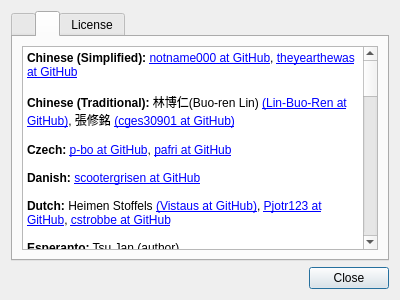
The window that featherpad/about.ui (vecnathewhisperd0/FeatherPad) describes before a commit, drawn with Qt 5.
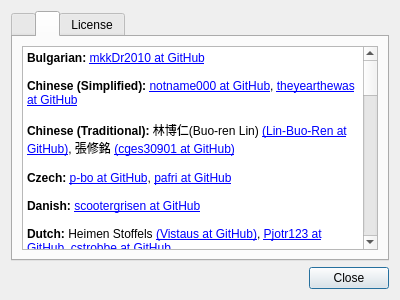
The same window after the commit. The open tabs and pages were chosen to show the change.

Diff of the .ui file:
```diff
--- a/featherpad/about.ui
+++ b/featherpad/about.ui
@@ -97,6 +97,8 @@
 &lt;html&gt;&lt;head&gt;&lt;meta name=&quot;qrichtext&quot; content=&quot;1&quot; /&gt;&lt;style type=&quot;text/css&quot;&gt;
 p, li { white-space: pre-wrap; }
 &lt;/style&gt;&lt;/head&gt;&lt;body style=&quot;  font-weight:400; font-style:normal;&quot;&gt;
+&lt;p style=&quot; margin-top:0px; margin-bottom:0px; margin-left:0px; margin-right:0px; -qt-block-indent:0; text-indent:0px;&quot;&gt;&lt;span style=&quot; font-weight:600;&quot;&gt;Bulgarian:&lt;/span&gt; &lt;a href=&quot;https://github.com/mkkDr2010&quot;&gt;mkkDr2010 at GitHub&lt;/a&gt;&lt;/p&gt;
+&lt;p style=&quot;-qt-paragraph-type:empty; margin-top:0px; margin-bottom:0px; margin-left:0px; margin-right:0px; -qt-block-indent:0; text-indent:0px;&quot;&gt;&lt;br /&gt;&lt;/p&gt;
 &lt;p style=&quot; margin-top:0px; margin-bottom:0px; margin-left:0px; margin-right:0px; -qt-block-indent:0; text-indent:0px;&quot;&gt;&lt;span style=&quot; font-weight:600;&quot;&gt;Chinese (Simplified):&lt;/span&gt; &lt;a href=&quot;https://github.com/notname000&quot;&gt;notname000 at GitHub&lt;/a&gt;, &lt;a href=&quot;https://github.com/theyearthewas&quot;&gt;theyearthewas at GitHub&lt;/a&gt;&lt;/p&gt;
 &lt;p style=&quot;-qt-paragraph-type:empty; margin-top:0px; margin-bottom:0px; margin-left:0px; margin-right:0px; -qt-block-indent:0; text-indent:0px;&quot;&gt;&lt;br /&gt;&lt;/p&gt;
 &lt;p style=&quot; margin-top:0px; margin-bottom:0px; margin-left:0px; margin-right:0px; -qt-block-indent:0; text-indent:0px;&quot;&gt;&lt;span style=&quot; font-weight:600;&quot;&gt;Chinese (Traditional):&lt;/span&gt; 林博仁(Buo-ren Lin) &lt;a href=&quot;https://github.com/Lin-Buo-Ren&quot;&gt;(Lin-Buo-Ren at GitHub)&lt;/a&gt;, 張修銘 &lt;a href=&quot;https://github.com/cges30901&quot;&gt;(cges30901 at GitHub)&lt;/a&gt;&lt;/p&gt;
@@ -135,7 +137,7 @@
 &lt;p style=&quot;-qt-paragraph-type:empty; margin-top:0px; margin-bottom:0px; margin-left:0px; margin-right:0px; -qt-block-indent:0; text-indent:0px;&quot;&gt;&lt;br /&gt;&lt;/p&gt;
 &lt;p style=&quot; margin-top:0px; margin-bottom:0px; margin-left:0px; margin-right:0px; -qt-block-indent:0; text-indent:0px;&quot;&gt;&lt;span style=&quot; font-weight:600;&quot;&gt;Polish:&lt;/span&gt; Marcin Mikołajczak &lt;a href=&quot;https://github.com/m4sk1n&quot;&gt;(m4sk1n at GitHub)&lt;/a&gt;&lt;/p&gt;
 &lt;p style=&quot;-qt-paragraph-type:empty; margin-top:0px; margin-bottom:0px; margin-left:0px; margin-right:0px; -qt-block-indent:0; text-indent:0px;&quot;&gt;&lt;br /&gt;&lt;/p&gt;
-&lt;p style=&quot; margin-top:0px; margin-bottom:0px; margin-left:0px; margin-right:0px; -qt-block-indent:0; text-indent:0px;&quot;&gt;&lt;span style=&quot; font-weight:600;&quot;&gt;Portuguese:&lt;/span&gt; Sérgio Marques &lt;a href=&quot;https://github.com/smarquespt&quot;&gt;(smarquespt at GitHub)&lt;/a&gt;, Ruan O. Lima&lt;/p&gt;
+&lt;p style=&quot; margin-top:0px; margin-bottom:0px; margin-left:0px; margin-right:0px; -qt-block-indent:0; text-indent:0px;&quot;&gt;&lt;span style=&quot; font-weight:600;&quot;&gt;Portuguese:&lt;/span&gt; Sérgio Marques &lt;a href=&quot;https://github.com/smarquespt&quot;&gt;(smarquespt at GitHub)&lt;/a&gt;, Ruan O. Lima, Hugo Carvalho &lt;a href=&quot;https://github.com/hugok79&quot;&gt;(hugok79 at GitHub)&lt;/a&gt;&lt;/p&gt;
 &lt;p style=&quot;-qt-paragraph-type:empty; margin-top:0px; margin-bottom:0px; margin-left:0px; margin-right:0px; -qt-block-indent:0; text-indent:0px;&quot;&gt;&lt;br /&gt;&lt;/p&gt;
 &lt;p style=&quot; margin-top:0px; margin-bottom:0px; margin-left:0px; margin-right:0px; -qt-block-indent:0; text-indent:0px;&quot;&gt;&lt;span style=&quot; font-weight:600;&quot;&gt;Portuguese (Brazil):&lt;/span&gt; &lt;a href=&quot;https://github.com/eltonfabricio10&quot;&gt;eltonfabricio10 at GitHub&lt;/a&gt;, &lt;a href=&quot;https://github.com/alexandrecoliveira&quot;&gt;alexandrecoliveira at GitHub&lt;/a&gt;, Ruan O. Lima, Erik Kierski &lt;a href=&quot;https://github.com/erikferki&quot;&gt;(erikferki at GitHub)&lt;/a&gt;&lt;/p&gt;
 &lt;p style=&quot;-qt-paragraph-type:empty; margin-top:0px; margin-bottom:0px; margin-left:0px; margin-right:0px; -qt-block-indent:0; text-indent:0px;&quot;&gt;&lt;br /&gt;&lt;/p&gt;
```
